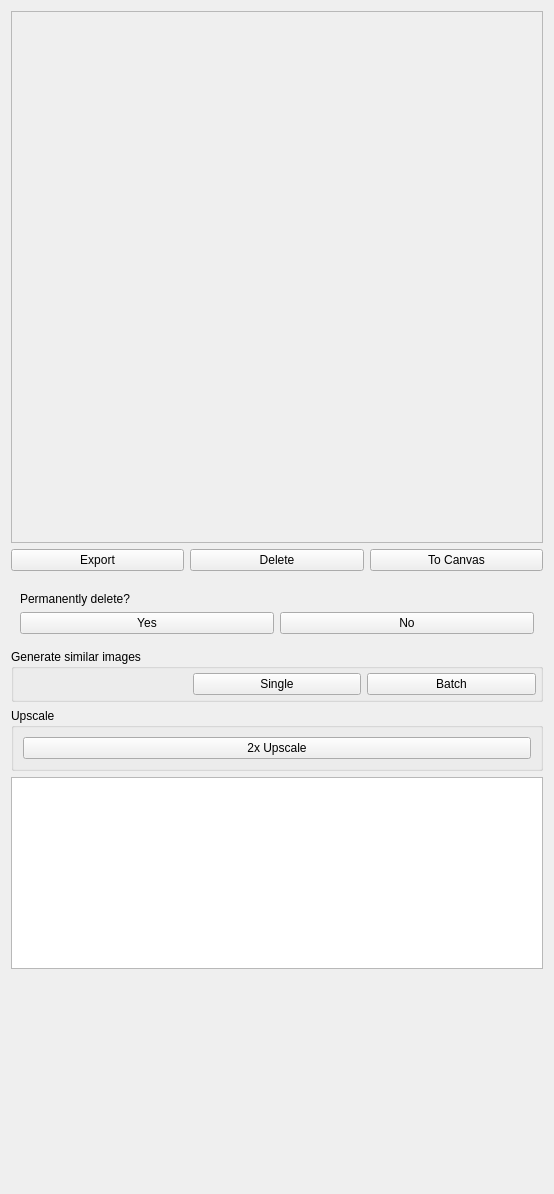
The window that src/airunner/widgets/canvas_plus/templates/standard_image_widget.ui (Capsize-Games/airunner) describes before a commit, drawn with Qt 5.
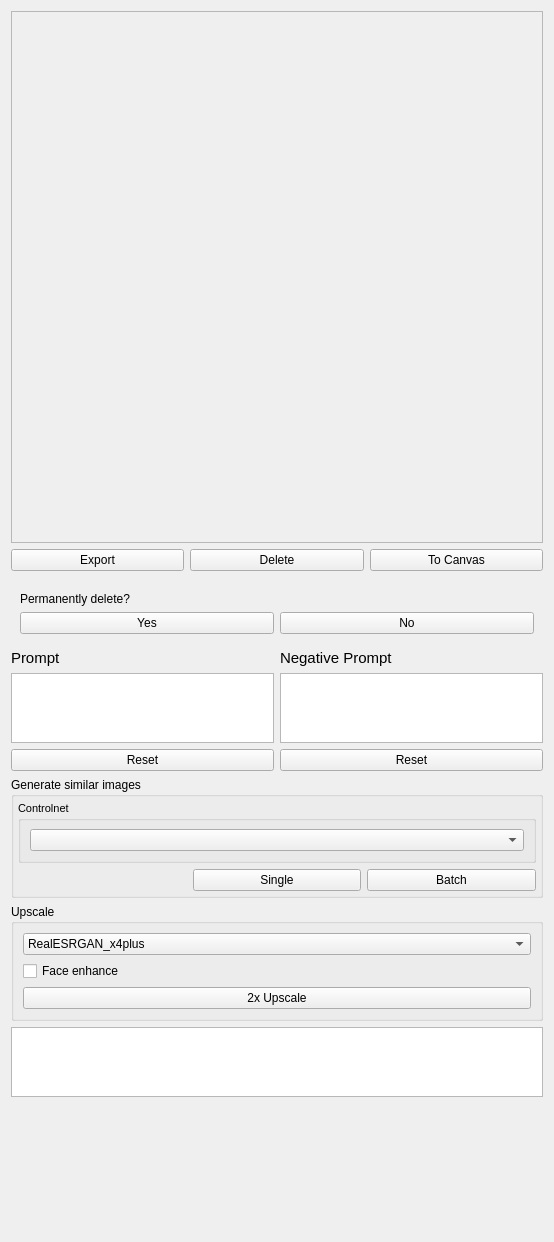
The same window after the commit. Custom widgets are drawn as their Qt base class.

```diff
--- a/src/airunner/widgets/canvas_plus/templates/standard_image_widget.ui
+++ b/src/airunner/widgets/canvas_plus/templates/standard_image_widget.ui
@@ -158,12 +158,78 @@
        </layout>
       </widget>
      </item>
+     <item>
+      <layout class="QHBoxLayout" name="horizontalLayout_3">
+       <item>
+        <layout class="QVBoxLayout" name="verticalLayout_2">
+         <item>
+          <widget class="QLabel" name="label_2">
+           <property name="font">
+            <font>
+             <pointsize>11</pointsize>
+             <bold>false</bold>
+            </font>
+           </property>
+           <property name="text">
+            <string>Prompt</string>
+           </property>
+          </widget>
+         </item>
+         <item>
+          <widget class="QPlainTextEdit" name="prompt">
+           <property name="placeholderText">
+            <string/>
+           </property>
+          </widget>
+         </item>
+         <item>
+          <widget class="QPushButton" name="reset_prompt">
+           <property name="text">
+            <string>Reset</string>
+           </property>
+          </widget>
+         </item>
+        </layout>
+       </item>
+       <item>
+        <layout class="QVBoxLayout" name="verticalLayout_3">
+         <item>
+          <widget class="QLabel" name="label_3">
+           <property name="font">
+            <font>
+             <pointsize>11</pointsize>
+             <bold>false</bold>
+            </font>
+           </property>
+           <property name="text">
+            <string>Negative Prompt</string>
+           </property>
+          </widget>
+         </item>
+         <item>
+          <widget class="QPlainTextEdit" name="negative_prompt">
+           <property name="placeholderText">
+            <string/>
+           </property>
+          </widget>
+         </item>
+         <item>
+          <widget class="QPushButton" name="reset_negative_prompt">
+           <property name="text">
+            <string>Reset</string>
+           </property>
+          </widget>
+         </item>
+        </layout>
+       </item>
+      </layout>
+     </item>
      <item>
       <widget class="QGroupBox" name="similar_groupbox">
        <property name="title">
         <string>Generate similar images</string>
        </property>
-       <layout class="QHBoxLayout" name="horizontalLayout_3">
+       <layout class="QGridLayout" name="gridLayout_4">
         <property name="leftMargin">
          <number>4</number>
         </property>
@@ -176,6 +242,8 @@
         <property name="bottomMargin">
          <number>4</number>
         </property>
+        <item row="1" column="0" colspan="2">
+         <layout class="QHBoxLayout" name="horizontalLayout_4">
         <item>
          <widget class="SliderWidget" name="samples_widget" native="true">
           <property name="minimumSize">
@@ -246,6 +314,26 @@
          </widget>
         </item>
        </layout>
+        </item>
+        <item row="0" column="0" colspan="2">
+         <widget class="QGroupBox" name="groupBox_2">
+          <property name="font">
+           <font>
+            <pointsize>8</pointsize>
+            <bold>false</bold>
+           </font>
+          </property>
+          <property name="title">
+           <string>Controlnet</string>
+          </property>
+          <layout class="QHBoxLayout" name="horizontalLayout_5">
+           <item>
+            <widget class="QComboBox" name="controlnet"/>
+           </item>
+          </layout>
+         </widget>
+        </item>
+       </layout>
       </widget>
      </item>
      <item>
@@ -255,6 +343,40 @@
        </property>
        <layout class="QGridLayout" name="gridLayout_3">
         <item row="0" column="0">
+         <widget class="QComboBox" name="upscale_model">
+          <item>
+           <property name="text">
+            <string>RealESRGAN_x4plus</string>
+           </property>
+          </item>
+          <item>
+           <property name="text">
+            <string>RealESRNet_x4plus</string>
+           </property>
+          </item>
+          <item>
+           <property name="text">
+            <string>RealESRGAN_x4plus_anime_6B</string>
+           </property>
+          </item>
+          <item>
+           <property name="text">
+            <string>RealESRGAN_x2plus</string>
+           </property>
+          </item>
+          <item>
+           <property name="text">
+            <string>realesr-animevideov3</string>
+           </property>
+          </item>
+          <item>
+           <property name="text">
+            <string>realesr-general-x4v3</string>
+           </property>
+          </item>
+         </widget>
+        </item>
+        <item row="3" column="0">
          <widget class="QPushButton" name="upscale_2x">
           <property name="cursor">
            <cursorShape>PointingHandCursor</cursorShape>
@@ -264,6 +386,13 @@
           </property>
          </widget>
         </item>
+        <item row="1" column="0">
+         <widget class="QCheckBox" name="face_enhance">
+          <property name="text">
+           <string>Face enhance</string>
+          </property>
+         </widget>
+        </item>
        </layout>
       </widget>
      </item>
```
Left out of the diff: 143 changed lines with no effect on the pictures. Lines whose indentation alone changed are shown as unchanged.
